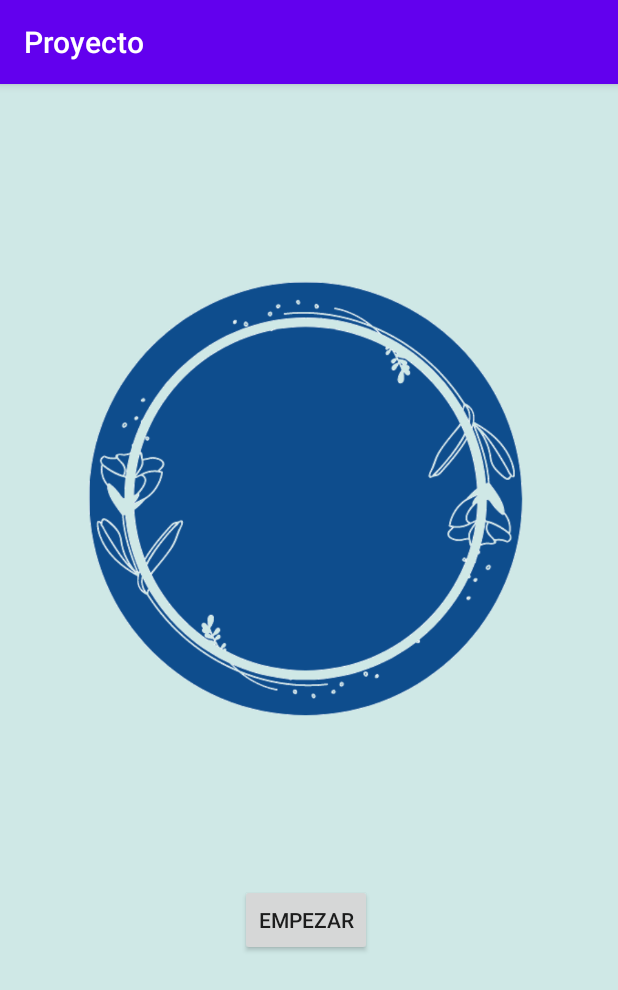
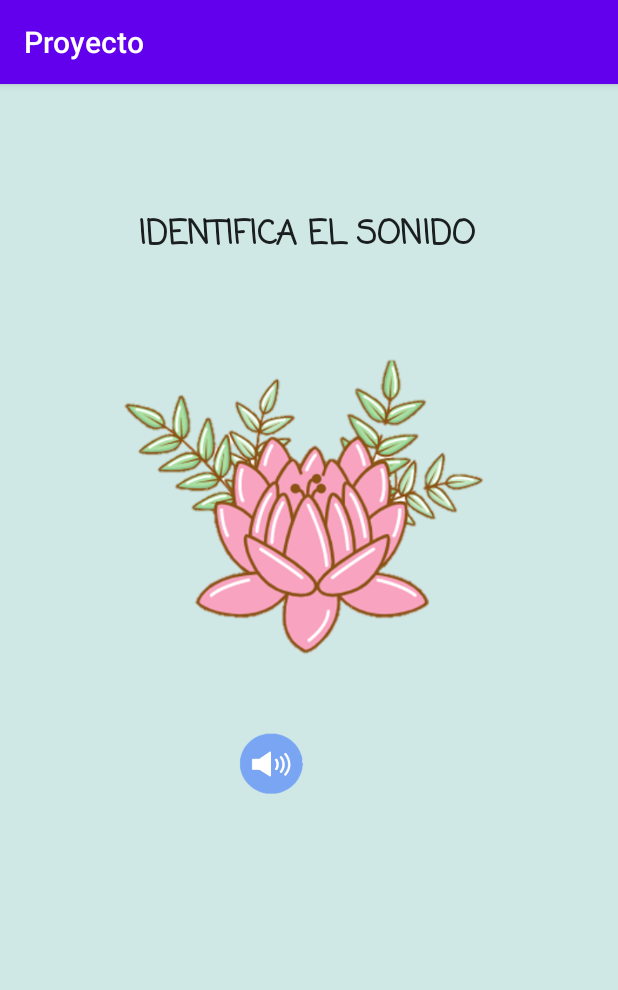
Before and after one commit to daarias48/Proyectoapps, an Android app: the screen it shows after launch (JuegoRespirar before the commit, Son_Piano after it), after a tap on "REGISTRARSE", on a phone screen of 412 x 824 dp. Shown: the top 990 px of the screen. Run offline under Robolectric (Android 15) with nearby library versions, the phone set to English and light mode, and no system bars.

Commit message:
Juego con sonidos

```diff
--- a/app/src/main/AndroidManifest.xml
+++ b/app/src/main/AndroidManifest.xml
@@ -9,6 +9,7 @@
         android:roundIcon="@mipmap/ic_launcher_round"
         android:supportsRtl="true"
         android:theme="@style/AppTheme">
+        <activity android:name=".Son_Piano"></activity>
         <activity android:name=".JuegoRespirar" />
         <activity android:name=".RegistroUsuario" />
         <activity android:name=".Responsabilidad" />
--- a/app/src/main/java/com/example/proyecto/JuegoRespirar.java
+++ b/app/src/main/java/com/example/proyecto/JuegoRespirar.java
@@ -8,17 +8,14 @@ import android.os.Bundle;
 import android.view.View;
 import android.view.animation.Animation;
 import android.view.animation.AnimationUtils;
+import android.widget.Button;
 import android.widget.ImageView;
 
 public class JuegoRespirar extends AppCompatActivity {
 
     public ImageView circulo;
-
-    public ObjectAnimator animatorArriba;
-    public ObjectAnimator animatorAbajo;
-    public AnimatorSet animatorSet;
-
     Juegos juegos;
+    public Button b;
 
 
     protected void onCreate(Bundle savedInstanceState) {
@@ -26,13 +23,14 @@ public class JuegoRespirar extends AppCompatActivity {
         setContentView(R.layout.activity_juego_respirar);
         circulo = (ImageView) findViewById(R.id.ID_v);
         juegos = new Juegos();
-
-
+        b = (Button) findViewById(R.id.Start);
     }
 
     public void Empezar (View view){
         Animation animation = AnimationUtils.loadAnimation(this,R.anim.scale);
-        circulo.startAnimation(animation);
+        juegos.Zoom(animation,circulo);
+        b.setVisibility(View.INVISIBLE);
+
     }
 
 
--- a/app/src/main/java/com/example/proyecto/Juegos.java
+++ b/app/src/main/java/com/example/proyecto/Juegos.java
@@ -10,8 +10,9 @@ import android.view.animation.AnimationUtils;
 import android.widget.ImageView;
 
 public class Juegos {
-    long x=1000;
-    public void Zoom(ObjectAnimator a, ObjectAnimator a1, AnimatorSet b, AnimatorSet abajo, ImageView c){
 
+    public void Zoom(Animation animation, ImageView circulo){
+        circulo.startAnimation(animation);
     }
+
 }
--- a/app/src/main/java/com/example/proyecto/PantallaPrincipal.java
+++ b/app/src/main/java/com/example/proyecto/PantallaPrincipal.java
@@ -20,7 +20,7 @@ public class PantallaPrincipal extends AppCompatActivity {
     }
 
     public void Registrarse (View view){
-        Intent sig = new Intent(this, JuegoRespirar.class);
+        Intent sig = new Intent(this, Son_Piano.class);
         startActivity(sig);
     }
 }
--- /dev/null
+++ b/app/src/main/java/com/example/proyecto/Son_Piano.java
@@ -0,0 +1,44 @@
+package com.example.proyecto;
+
+import androidx.appcompat.app.AppCompatActivity;
+
+import android.media.MediaPlayer;
+import android.os.Bundle;
+import android.view.View;
+import android.view.animation.Animation;
+import android.view.animation.AnimationUtils;
+import android.widget.Button;
+import android.widget.ImageView;
+
+import java.util.ArrayList;
+
+public class Son_Piano extends AppCompatActivity {
+
+    public ImageView imagen;
+    Animation animarbtn;
+    MediaPlayer mp;
+    MediaPlayer vector [] = new MediaPlayer[3];
+    int numero;
+    public Button btn;
+
+
+    @Override
+    protected void onCreate(Bundle savedInstanceState) {
+        super.onCreate(savedInstanceState);
+        setContentView(R.layout.activity_son__piano);
+        vector [0] = MediaPlayer.create(this,R.raw.pajaros);
+        vector [1] = MediaPlayer.create(this,R.raw.piano1);
+        vector [2] = MediaPlayer.create(this,R.raw.rio);
+        imagen = (ImageView) findViewById(R.id.ImagSon);
+        btn = (Button) findViewById(R.id.btn);
+        animarbtn =  AnimationUtils.loadAnimation(this,R.anim.negative_scale);
+        btn.startAnimation(animarbtn);
+
+    }
+
+    public void Reproducir(View view){
+        numero = (int) (Math.random()*3)+1;
+        vector[numero].start();
+    }
+
+}
--- a/app/src/main/res/anim/negative_scale.xml
+++ b/app/src/main/res/anim/negative_scale.xml
@@ -1,9 +1,15 @@
 <?xml version="1.0" encoding="utf-8"?>
 <set xmlns:android="http://schemas.android.com/apk/res/android">
-    <translate
-        android:fromYDelta="0"
-        android:toYDelta="300"
-        android:duration="2000"
+    <scale
+        android:fromYScale="0.5"
+        android:fromXScale="0.5"
+        android:toYScale="1"
+        android:toXScale="1"
+        android:pivotY="50%"
+        android:pivotX="50%"
+        android:duration="1000"
+        android:repeatCount="-1"
+        android:repeatMode="reverse"
         />
 
 </set>
--- a/app/src/main/res/anim/scale.xml
+++ b/app/src/main/res/anim/scale.xml
@@ -1,10 +1,13 @@
 <?xml version="1.0" encoding="utf-8"?>
 <set xmlns:android="http://schemas.android.com/apk/res/android">
-
-    <translate
-        android:fromYDelta="0"
-        android:toYDelta="-300"
-        android:duration="2000"
+    <scale
+        android:fromYScale="0"
+        android:fromXScale="0"
+        android:toYScale="1"
+        android:toXScale="1"
+        android:pivotY="50%"
+        android:pivotX="50%"
+        android:duration="5000"
         android:repeatCount="10"
         android:repeatMode="reverse"
         />
--- a/app/src/main/res/layout/activity_juego_respirar.xml
+++ b/app/src/main/res/layout/activity_juego_respirar.xml
@@ -12,22 +12,28 @@
         android:id="@+id/ID_v"
         android:layout_width="304dp"
         android:layout_height="417dp"
-        android:layout_marginStart="52dp"
-        android:layout_marginLeft="52dp"
+        android:layout_marginStart="20dp"
+        android:layout_marginLeft="20dp"
         android:layout_marginTop="68dp"
+        android:layout_marginEnd="20dp"
+        android:layout_marginRight="20dp"
+        app:layout_constraintEnd_toEndOf="parent"
         app:layout_constraintStart_toStartOf="parent"
         app:layout_constraintTop_toTopOf="parent"
         app:srcCompat="@drawable/circulo_azul" />
 
     <Button
-        android:id="@+id/button5"
-        android:layout_width="wrap_content"
-        android:layout_height="wrap_content"
-        android:layout_marginStart="160dp"
-        android:layout_marginLeft="160dp"
-        android:layout_marginTop="48dp"
+        android:id="@+id/Start"
+        android:layout_width="195dp"
+        android:layout_height="52dp"
+        android:layout_marginTop="44dp"
+        android:layout_marginEnd="20dp"
+        android:layout_marginRight="20dp"
+        android:background="@drawable/ovalo"
         android:onClick="Empezar"
         android:text="Empezar"
+        app:layout_constraintEnd_toEndOf="parent"
+        app:layout_constraintHorizontal_bias="0.551"
         app:layout_constraintStart_toStartOf="parent"
         app:layout_constraintTop_toBottomOf="@+id/ID_v" />
 </androidx.constraintlayout.widget.ConstraintLayout>
--- /dev/null
+++ b/app/src/main/res/layout/activity_son__piano.xml
@@ -0,0 +1,52 @@
+<?xml version="1.0" encoding="utf-8"?>
+<androidx.constraintlayout.widget.ConstraintLayout xmlns:android="http://schemas.android.com/apk/res/android"
+    xmlns:app="http://schemas.android.com/apk/res-auto"
+    xmlns:tools="http://schemas.android.com/tools"
+    android:layout_width="match_parent"
+    android:layout_height="match_parent"
+    android:background="#CFE8E6"
+    tools:context=".Son_Piano">
+
+    <TextView
+        android:id="@+id/textView7"
+        android:layout_width="wrap_content"
+        android:layout_height="wrap_content"
+        android:layout_marginStart="92dp"
+        android:layout_marginLeft="92dp"
+        android:layout_marginTop="84dp"
+        android:fontFamily="casual"
+        android:gravity="start"
+        android:text="IDENTIFICA EL SONIDO"
+        android:textAlignment="textStart"
+        android:textAppearance="@style/TextAppearance.AppCompat.Large"
+        android:textStyle="bold"
+        app:layout_constraintStart_toStartOf="parent"
+        app:layout_constraintTop_toTopOf="parent" />
+
+    <ImageView
+        android:id="@+id/ImagSon"
+        android:layout_width="256dp"
+        android:layout_height="242dp"
+        android:layout_marginStart="10dp"
+        android:layout_marginLeft="10dp"
+        android:layout_marginTop="40dp"
+        android:layout_marginEnd="10dp"
+        android:layout_marginRight="10dp"
+        app:layout_constraintEnd_toEndOf="parent"
+        app:layout_constraintHorizontal_bias="0.495"
+        app:layout_constraintStart_toStartOf="parent"
+        app:layout_constraintTop_toBottomOf="@+id/textView7"
+        app:srcCompat="@drawable/flor" />
+
+    <Button
+        android:id="@+id/btn"
+        android:layout_width="97dp"
+        android:layout_height="97dp"
+        android:layout_marginStart="156dp"
+        android:layout_marginLeft="156dp"
+        android:layout_marginTop="28dp"
+        android:background="@drawable/sonido"
+        android:onClick="Reproducir"
+        app:layout_constraintStart_toStartOf="parent"
+        app:layout_constraintTop_toBottomOf="@+id/ImagSon" />
+</androidx.constraintlayout.widget.ConstraintLayout>
```
Also changed, not shown: app/src/main/res/drawable-v24/flor.png (added), app/src/main/res/drawable-v24/gato.png (added), app/src/main/res/drawable-v24/sonido.png (added), 3 other files.
